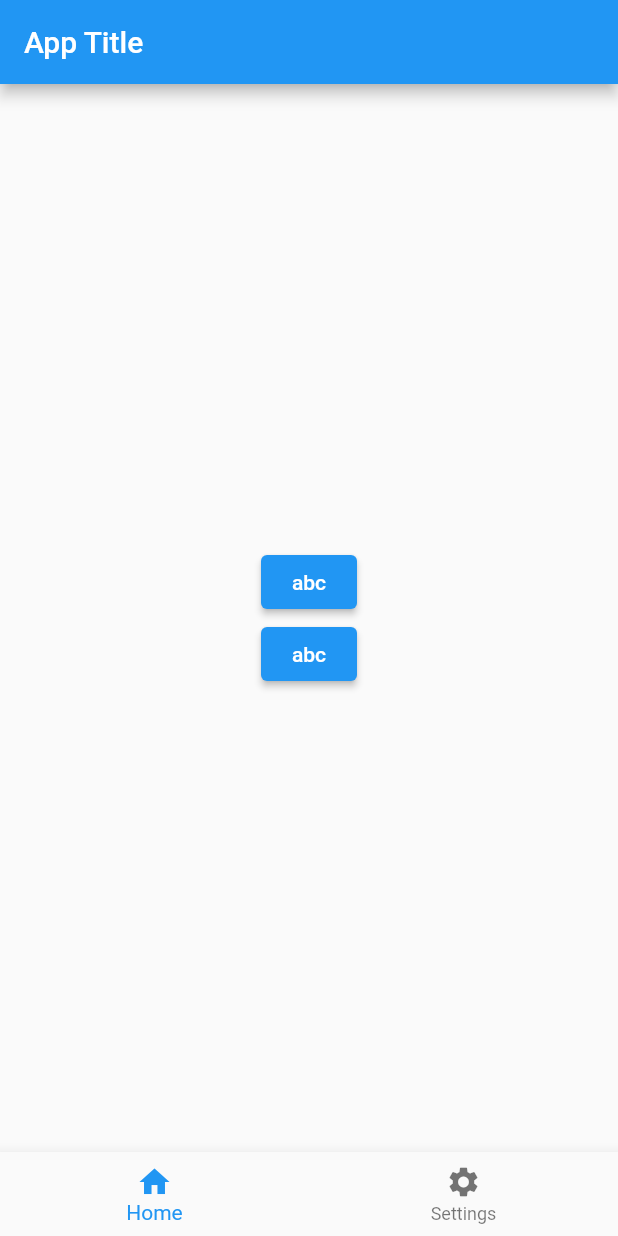
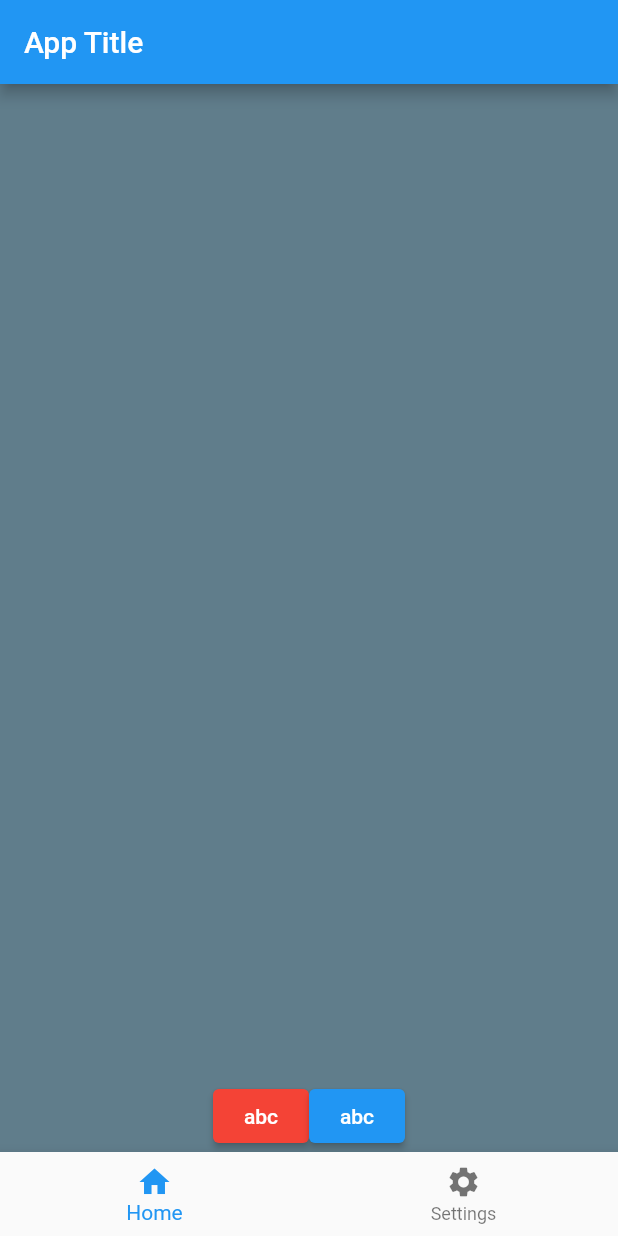
Before and after one commit to dsxksss/learn_flutter, a Flutter app: the screen it shows after launch, on a phone screen of 412 x 824 dp. Run offline on Flutter 3.47's test engine with Material 2 defaults, Android fonts, the phone set to English and light mode, and no system bars.

Commit message:
add:demo1基本布局内容完结

```diff
--- a/lib/demos/myapp1.dart
+++ b/lib/demos/myapp1.dart
@@ -1,7 +1,19 @@
 import 'package:flutter/material.dart';
 
-class MyApp extends StatelessWidget {
+class MyApp extends StatefulWidget {
   const MyApp({Key? key}) : super(key: key);
+
+  @override
+  State<MyApp> createState() => _MyAppState();
+}
+
+class _MyAppState extends State<MyApp> {
+  var currentIndex = 0;
+  String buttonName = "abc";
+
+  void changeButton() => setState(() {
+        buttonName = "xawdaw";
+      });
 
   @override
   Widget build(BuildContext context) => (MaterialApp(
@@ -10,33 +22,28 @@ class MyApp extends StatelessWidget {
           appBar: AppBar(
             title: const Text("App Title"),
           ),
-          body: const Body(),
-          bottomNavigationBar: const ButtonNavigationBar(),
-        ),
-      ));
-}
-
-class Body extends StatefulWidget {
-  const Body({Key? key}) : super(key: key);
-
-  @override
-  State<Body> createState() => _BodyState();
-}
-
-class _BodyState extends State<Body> {
-  String buttonName = "abc";
-
-  void changeButton() => setState(() {
-        buttonName = "xawdaw";
-      });
-
-  @override
-  Widget build(BuildContext context) => (Center(
-          child: Column(
+          body: Center(
+            //Container组件和SizedBox组件特别相像，
+            //除了Container组件可以增加color背景属性
+            child: currentIndex == 0
+                ? Container(
+                    //设置屏幕的最大宽占比
+                    width: double.infinity,
+                    height: double.infinity,
+                    color: Colors.blueGrey,
+                    child: Row(
                       //这个属性控制垂直排列的方式
                       mainAxisAlignment: MainAxisAlignment.center,
+                      //这个属性控制水平排列的方式
+                      crossAxisAlignment: CrossAxisAlignment.end,
                       children: [
                         ElevatedButton(
+                          style: ElevatedButton.styleFrom(
+                            //文字颜色
+                            onPrimary: Colors.white,
+                            //按钮背景颜色
+                            primary: Colors.red,
+                          ),
                           onPressed: changeButton,
                           child: Text(buttonName),
                         ),
@@ -45,25 +52,16 @@ class _BodyState extends State<Body> {
                           child: Text(buttonName),
                         ),
                       ],
-      )));
-}
-
-class ButtonNavigationBar extends StatefulWidget {
-  const ButtonNavigationBar({Key? key}) : super(key: key);
-
-  @override
-  State<ButtonNavigationBar> createState() => _ButtonNavigationBarState();
-}
-
-class _ButtonNavigationBarState extends State<ButtonNavigationBar> {
-  int currentIndex = 0;
-
-  @override
-  Widget build(BuildContext context) {
-    return BottomNavigationBar(
+                    ),
+                  )
+                : Image.network(
+                    "https://images.pexels.com/photos/8965700/pexels-photo-8965700.jpeg?auto=compress&cs=tinysrgb&dpr=2&h=750&w=1260"),
+          ),
+          bottomNavigationBar: BottomNavigationBar(
             items: const [
               BottomNavigationBarItem(icon: Icon(Icons.home), label: 'Home'),
-        BottomNavigationBarItem(icon: Icon(Icons.settings), label: 'Settings'),
+              BottomNavigationBarItem(
+                  icon: Icon(Icons.settings), label: 'Settings'),
             ],
             currentIndex: currentIndex,
             onTap: (int index) {
@@ -71,6 +69,7 @@ class _ButtonNavigationBarState extends State<ButtonNavigationBar> {
                 currentIndex = index;
               });
             },
-    );
+          ),
+        ),
+      ));
 }
-}
```
Lines whose indentation alone changed are shown as unchanged.
